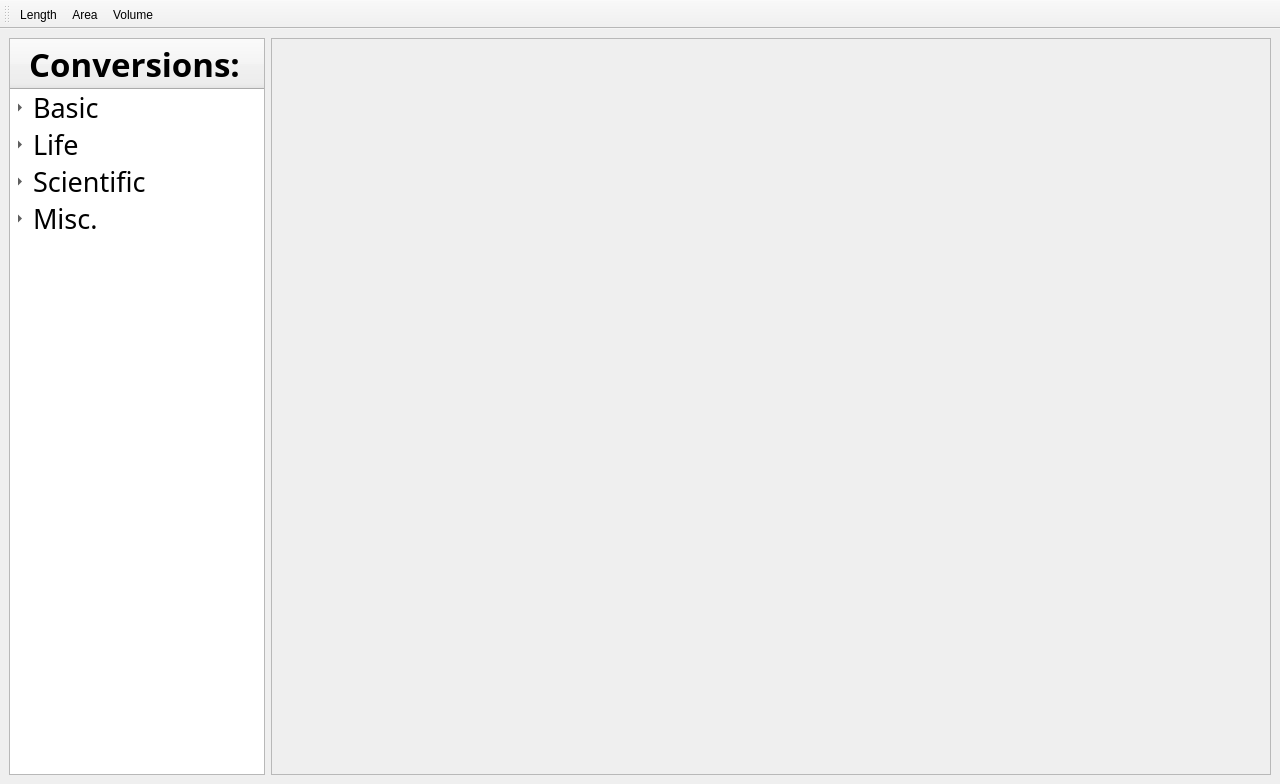
Before: the Qt Designer form mainwindow.ui in 30vam/cute-converter, drawn with Qt 5.
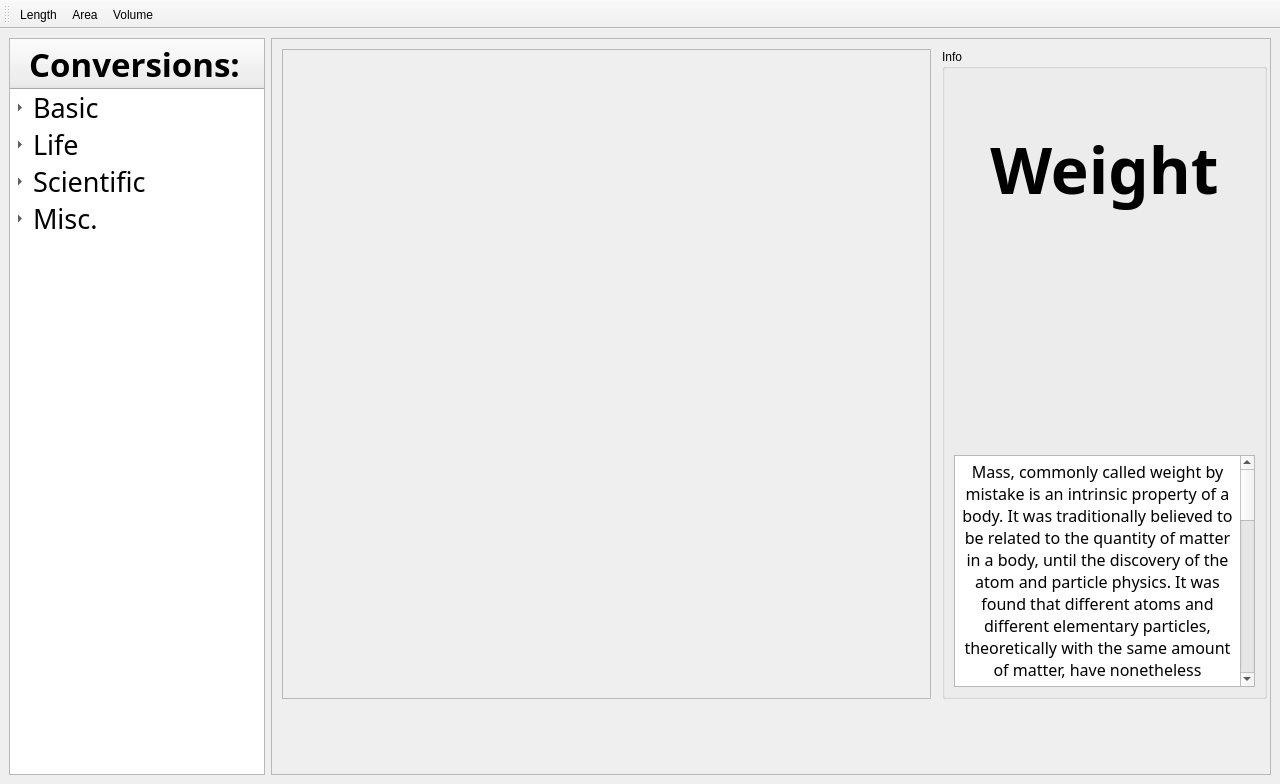
After: the same form once the commit is applied. The open tabs and pages were chosen to show the change. Icons and pictures are not drawn.

Commit message: made the weight converter widget page

Diff of the .ui file:
```diff
--- a/mainwindow.ui
+++ b/mainwindow.ui
@@ -898,7 +898,191 @@
         </item>
        </layout>
       </widget>
-      <widget class="QWidget" name="weightWidget"/>
+      <widget class="QWidget" name="weightWidget">
+       <widget class="QGroupBox" name="weightInfoGroupBox">
+        <property name="geometry">
+         <rect>
+          <x>670</x>
+          <y>10</y>
+          <width>325</width>
+          <height>650</height>
+         </rect>
+        </property>
+        <property name="sizePolicy">
+         <sizepolicy hsizetype="Ignored" vsizetype="Ignored">
+          <horstretch>0</horstretch>
+          <verstretch>0</verstretch>
+         </sizepolicy>
+        </property>
+        <property name="title">
+         <string>Info</string>
+        </property>
+        <layout class="QVBoxLayout" name="verticalLayout_4">
+         <item>
+          <widget class="QLabel" name="weightLabel">
+           <property name="sizePolicy">
+            <sizepolicy hsizetype="Preferred" vsizetype="Preferred">
+             <horstretch>0</horstretch>
+             <verstretch>0</verstretch>
+            </sizepolicy>
+           </property>
+           <property name="minimumSize">
+            <size>
+             <width>0</width>
+             <height>0</height>
+            </size>
+           </property>
+           <property name="font">
+            <font>
+             <family>Aleo</family>
+             <pointsize>48</pointsize>
+             <italic>false</italic>
+             <bold>true</bold>
+             <underline>false</underline>
+             <strikeout>false</strikeout>
+            </font>
+           </property>
+           <property name="text">
+            <string>&lt;html&gt;&lt;head/&gt;&lt;body&gt;&lt;p&gt;Weight&lt;/p&gt;&lt;/body&gt;&lt;/html&gt;</string>
+           </property>
+           <property name="textFormat">
+            <enum>Qt::AutoText</enum>
+           </property>
+           <property name="scaledContents">
+            <bool>false</bool>
+           </property>
+           <property name="alignment">
+            <set>Qt::AlignCenter</set>
+           </property>
+           <property name="wordWrap">
+            <bool>false</bool>
+           </property>
+          </widget>
+         </item>
+         <item>
+          <widget class="QLabel" name="weightImageLabel">
+           <property name="sizePolicy">
+            <sizepolicy hsizetype="Preferred" vsizetype="Preferred">
+             <horstretch>0</horstretch>
+             <verstretch>0</verstretch>
+            </sizepolicy>
+           </property>
+           <property name="minimumSize">
+            <size>
+             <width>0</width>
+             <height>0</height>
+            </size>
+           </property>
+           <property name="font">
+            <font>
+             <pointsize>20</pointsize>
+             <bold>false</bold>
+             <underline>false</underline>
+             <strikeout>false</strikeout>
+            </font>
+           </property>
+           <property name="text">
+            <string/>
+           </property>
+           <property name="textFormat">
+            <enum>Qt::AutoText</enum>
+           </property>
+           <property name="pixmap">
+            <pixmap resource="icons.qrc">:/icons/wight(mass)_icon.png</pixmap>
+           </property>
+           <property name="scaledContents">
+            <bool>true</bool>
+           </property>
+           <property name="wordWrap">
+            <bool>false</bool>
+           </property>
+          </widget>
+         </item>
+         <item>
+          <widget class="QTextBrowser" name="weightTextBrowser">
+           <property name="sizePolicy">
+            <sizepolicy hsizetype="Preferred" vsizetype="Fixed">
+             <horstretch>0</horstretch>
+             <verstretch>0</verstretch>
+            </sizepolicy>
+           </property>
+           <property name="minimumSize">
+            <size>
+             <width>0</width>
+             <height>232</height>
+            </size>
+           </property>
+           <property name="maximumSize">
+            <size>
+             <width>16777215</width>
+             <height>232</height>
+            </size>
+           </property>
+           <property name="font">
+            <font>
+             <family>Aleo</family>
+             <pointsize>12</pointsize>
+            </font>
+           </property>
+           <property name="documentTitle">
+            <string/>
+           </property>
+           <property name="lineWrapMode">
+            <enum>QTextEdit::WidgetWidth</enum>
+           </property>
+           <property name="html">
+            <string>&lt;!DOCTYPE HTML PUBLIC &quot;-//W3C//DTD HTML 4.0//EN&quot; &quot;http://www.w3.org/TR/REC-html40/strict.dtd&quot;&gt;
+&lt;html&gt;&lt;head&gt;&lt;meta name=&quot;qrichtext&quot; content=&quot;1&quot; /&gt;&lt;meta charset=&quot;utf-8&quot; /&gt;&lt;style type=&quot;text/css&quot;&gt;
+p, li { white-space: pre-wrap; }
+hr { height: 1px; border-width: 0; }
+li.unchecked::marker { content: &quot;\2610&quot;; }
+li.checked::marker { content: &quot;\2612&quot;; }
+&lt;/style&gt;&lt;/head&gt;&lt;body style=&quot; font-family:'Aleo'; font-size:12pt; font-weight:400; font-style:normal;&quot;&gt;
+&lt;p align=&quot;center&quot; style=&quot; margin-top:0px; margin-bottom:0px; margin-left:0px; margin-right:0px; -qt-block-indent:0; text-indent:0px;&quot;&gt;Mass, commonly called weight by mistake is an intrinsic property of a body. It was traditionally believed to be related to the quantity of matter in a body, until the discovery of the atom and particle physics. It was found that different atoms and different elementary particles, theoretically with the same amount of matter, have nonetheless different masses. &lt;/p&gt;
+&lt;p align=&quot;center&quot; style=&quot;-qt-paragraph-type:empty; margin-top:0px; margin-bottom:0px; margin-left:0px; margin-right:0px; -qt-block-indent:0; text-indent:0px;&quot;&gt;&lt;br /&gt;&lt;/p&gt;
+&lt;p align=&quot;center&quot; style=&quot; margin-top:0px; margin-bottom:0px; margin-left:0px; margin-right:0px; -qt-block-indent:0; text-indent:0px;&quot;&gt;Mass in modern physics has multiple definitions which are conceptually distinct, but physically equivalent. Mass can be experimentally defined as a measure of the body's inertia, meaning the resistance to acceleration (change of velocity) when a net force is applied.[1] The object's mass also determines the strength of its gravitational attraction to other bodies.&lt;/p&gt;
+&lt;p align=&quot;center&quot; style=&quot;-qt-paragraph-type:empty; margin-top:0px; margin-bottom:0px; margin-left:0px; margin-right:0px; -qt-block-indent:0; text-indent:0px;&quot;&gt;&lt;br /&gt;&lt;/p&gt;
+&lt;p align=&quot;center&quot; style=&quot; margin-top:0px; margin-bottom:0px; margin-left:0px; margin-right:0px; -qt-block-indent:0; text-indent:0px;&quot;&gt;The SI base unit of mass is the kilogram (kg). In physics, mass is not the same as weight, even though mass is often determined by measuring the object's weight using a spring scale, rather than balance scale comparing it directly with known masses. &lt;/p&gt;
+&lt;p align=&quot;center&quot; style=&quot;-qt-paragraph-type:empty; margin-top:0px; margin-bottom:0px; margin-left:0px; margin-right:0px; -qt-block-indent:0; text-indent:0px;&quot;&gt;&lt;br /&gt;&lt;/p&gt;
+&lt;p align=&quot;center&quot; style=&quot; margin-top:0px; margin-bottom:0px; margin-left:0px; margin-right:0px; -qt-block-indent:0; text-indent:0px;&quot;&gt;An object on the Moon would weigh less than it does on Earth because of the lower gravity, but it would still have the same mass. This is because weight is a force, while mass is the property that (along with gravity) determines the strength of this force.&lt;/p&gt;&lt;/body&gt;&lt;/html&gt;</string>
+           </property>
+           <property name="openLinks">
+            <bool>false</bool>
+           </property>
+          </widget>
+         </item>
+        </layout>
+       </widget>
+       <widget class="QScrollArea" name="weightScrollArea">
+        <property name="geometry">
+         <rect>
+          <x>10</x>
+          <y>10</y>
+          <width>649</width>
+          <height>650</height>
+         </rect>
+        </property>
+        <property name="sizePolicy">
+         <sizepolicy hsizetype="Expanding" vsizetype="Expanding">
+          <horstretch>0</horstretch>
+          <verstretch>0</verstretch>
+         </sizepolicy>
+        </property>
+        <property name="widgetResizable">
+         <bool>true</bool>
+        </property>
+        <widget class="QWidget" name="scrollAreaWidgetContents_4">
+         <property name="geometry">
+          <rect>
+           <x>0</x>
+           <y>0</y>
+           <width>647</width>
+           <height>648</height>
+          </rect>
+         </property>
+        </widget>
+       </widget>
+      </widget>
      </widget>
     </item>
    </layout>
```
Left out of the diff: 20 changed lines with no effect on the pictures. The commit also changes 2 other files.
